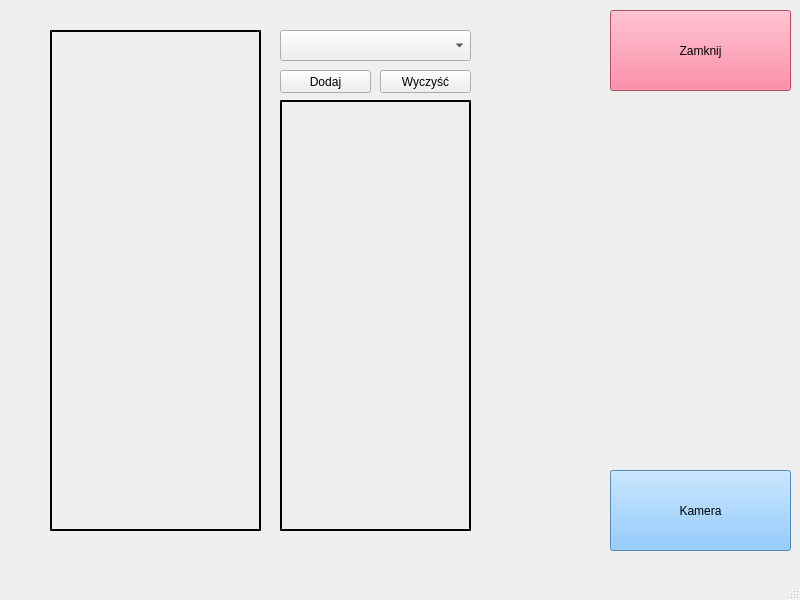
Above: src/utils/form.ui from MaksMacioszczyk/robot_arm_controll before the change. Below: the same form after it.
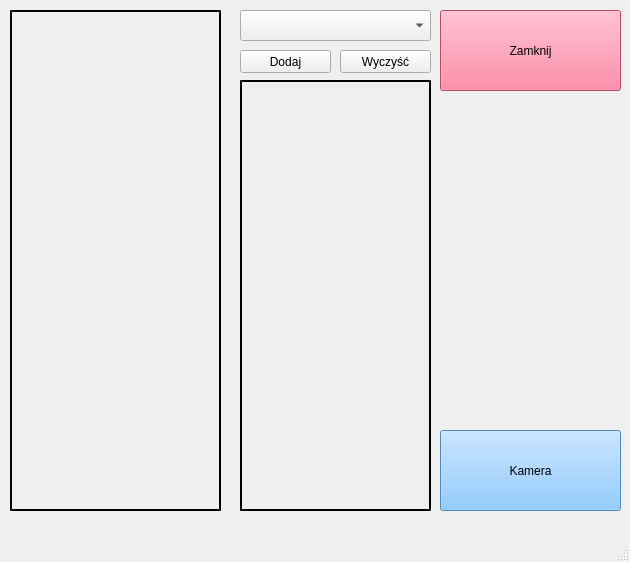
That is the form after the change.

The edit to the form file:
```diff
--- a/src/utils/form.ui
+++ b/src/utils/form.ui
@@ -6,8 +6,8 @@
    <rect>
     <x>0</x>
     <y>0</y>
-    <width>800</width>
-    <height>600</height>
+    <width>630</width>
+    <height>562</height>
    </rect>
   </property>
   <property name="windowTitle">
@@ -17,7 +17,7 @@
    <widget class="QPushButton" name="button_exit">
     <property name="geometry">
      <rect>
-      <x>610</x>
+      <x>440</x>
       <y>10</y>
       <width>181</width>
       <height>81</height>
@@ -33,8 +33,8 @@
    <widget class="QPushButton" name="button_camera">
     <property name="geometry">
      <rect>
-      <x>610</x>
-      <y>470</y>
+      <x>440</x>
+      <y>430</y>
       <width>181</width>
       <height>81</height>
      </rect>
@@ -49,8 +49,8 @@
    <widget class="QLabel" name="label_positions">
     <property name="geometry">
      <rect>
-      <x>50</x>
-      <y>30</y>
+      <x>10</x>
+      <y>10</y>
       <width>211</width>
       <height>501</height>
      </rect>
@@ -70,8 +70,8 @@
    <widget class="QComboBox" name="combo_items">
     <property name="geometry">
      <rect>
-      <x>280</x>
-      <y>30</y>
+      <x>240</x>
+      <y>10</y>
       <width>191</width>
       <height>31</height>
      </rect>
@@ -80,8 +80,8 @@
    <widget class="QPushButton" name="button_add_to_path">
     <property name="geometry">
      <rect>
-      <x>280</x>
-      <y>70</y>
+      <x>240</x>
+      <y>50</y>
       <width>91</width>
       <height>23</height>
      </rect>
@@ -93,8 +93,8 @@
    <widget class="QLabel" name="label_path">
     <property name="geometry">
      <rect>
-      <x>280</x>
-      <y>100</y>
+      <x>240</x>
+      <y>80</y>
       <width>191</width>
       <height>431</height>
      </rect>
@@ -114,8 +114,8 @@
    <widget class="QPushButton" name="button_clear_path">
     <property name="geometry">
      <rect>
-      <x>380</x>
-      <y>70</y>
+      <x>340</x>
+      <y>50</y>
       <width>91</width>
       <height>23</height>
      </rect>
```
Left out of the diff: 2 changed lines with no effect on the pictures.
